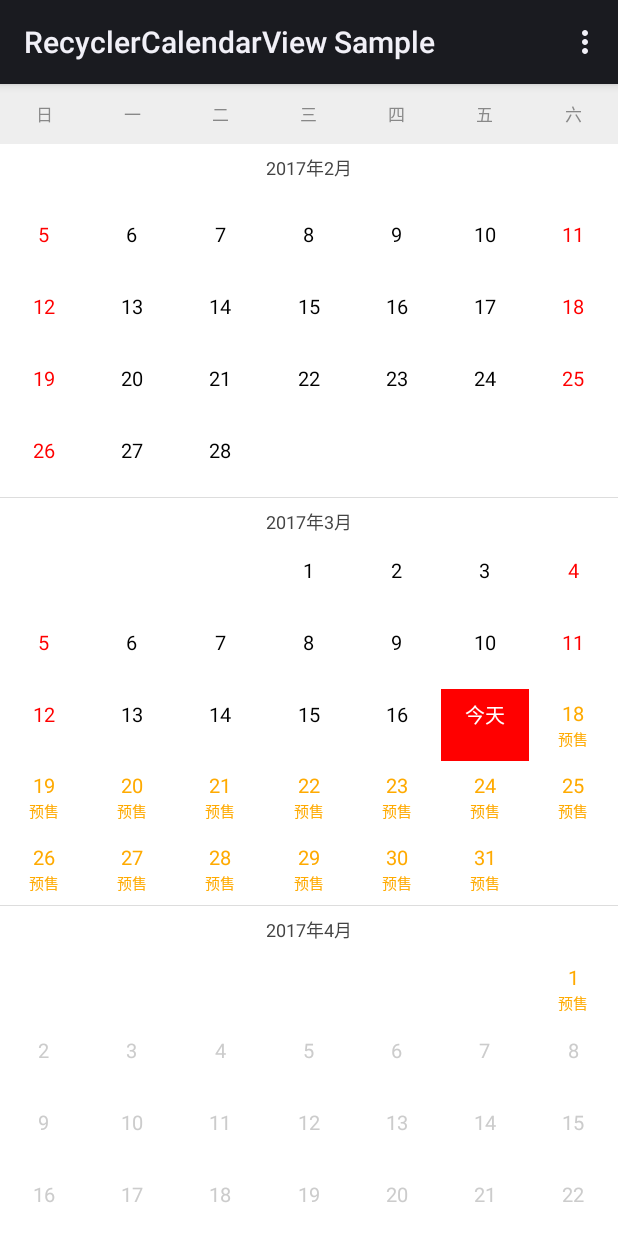
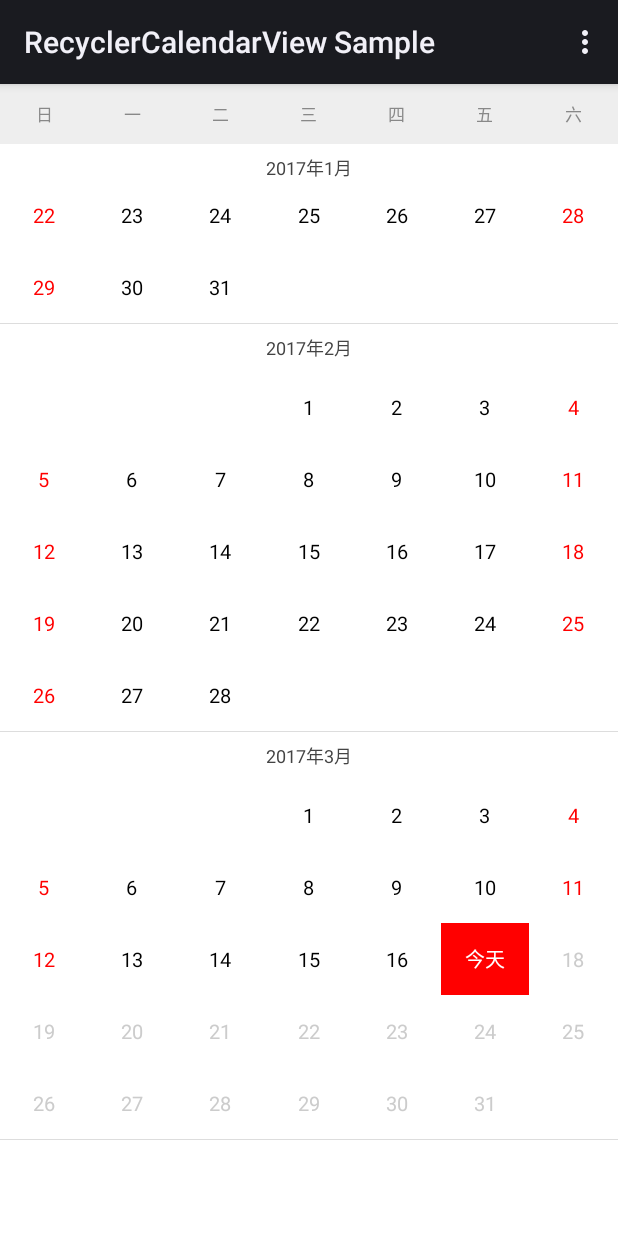
Before and after one commit to ebnbin/Android-RecyclerCalendarView2, an Android app: the screen it shows after launch (MainActivity), on a phone screen of 412 x 824 dp. Run offline under Robolectric (Android 15) with nearby library versions, the phone set to English and light mode, and no system bars.

Commit message:
Remove specials

```diff
--- a/library/src/main/java/com/ebnbin/recyclercalendarview/CalendarAdapter.java
+++ b/library/src/main/java/com/ebnbin/recyclercalendarview/CalendarAdapter.java
@@ -99,9 +99,6 @@ final class CalendarAdapter extends RecyclerView.Adapter implements PinnedHeader
                 dayViewHolder.dayTextView.setText(calendarEntity.dayString);
                 dayViewHolder.dayTextView.setTextColor(calendarEntity.getTextColor());
 
-                dayViewHolder.specialTextView.setText(calendarEntity.specialString);
-                dayViewHolder.specialTextView.setTextColor(calendarEntity.getTextColor());
-
                 break;
             }
         }
@@ -180,13 +177,11 @@ final class CalendarAdapter extends RecyclerView.Adapter implements PinnedHeader
 
     private static final class DayViewHolder extends RecyclerView.ViewHolder {
         public final TextView dayTextView;
-        public final TextView specialTextView;
 
         DayViewHolder(View itemView) {
             super(itemView);
 
             dayTextView = (TextView) itemView.findViewById(R.id.day);
-            specialTextView = (TextView) itemView.findViewById(R.id.special);
         }
     }
 
--- a/library/src/main/java/com/ebnbin/recyclercalendarview/CalendarEntity.java
+++ b/library/src/main/java/com/ebnbin/recyclercalendarview/CalendarEntity.java
@@ -15,10 +15,8 @@ final class CalendarEntity {
     public static List<CalendarEntity> newCalendarData(boolean doubleSelectedMode, int[] todayDate) {
         List<CalendarEntity> calendarData = new ArrayList<>();
 
-        int[] specialDateBefore = Util.addDate(todayDate, doubleSelectedMode ? 0 : Util.getInstance().special_count);
-
-        int yearTo = specialDateBefore[0];
-        int monthTo = specialDateBefore[1];
+        int yearTo = todayDate[0];
+        int monthTo = todayDate[1];
 
         int week = Util.getWeek(new int[]{Util.getInstance().year_from, Util.getInstance().month_from, 1});
         int weekOfFirstDayOfMonth = week;
@@ -42,8 +40,8 @@ final class CalendarEntity {
                 int lastSundayOfMonth = Util.getLastSundayOfMonth(daysOfMonth, weekOfFirstDayOfMonth);
 
                 for (int day = 1; day <= daysOfMonth; day++) {
-                    CalendarEntity dayCalendarEntity = new CalendarEntity(new int[]{year, month, day}, todayDate,
-                            specialDateBefore, week, lastSundayOfMonth, doubleSelectedMode);
+                    CalendarEntity dayCalendarEntity = new CalendarEntity(new int[]{year, month, day}, todayDate, week,
+                            lastSundayOfMonth, doubleSelectedMode);
                     calendarData.add(dayCalendarEntity);
 
                     week = Util.addWeek(week, 1);
@@ -103,11 +101,6 @@ final class CalendarEntity {
     public final int[] date;
 
     /**
-     * 特殊.
-     */
-    public final String special;
-
-    /**
      * 星期.
      */
     public final int week;
@@ -120,10 +113,6 @@ final class CalendarEntity {
      * 是否为现在.
      */
     public final boolean isPresent;
-    /**
-     * 是否为特殊.
-     */
-    public final boolean isSpecial;
     /**
      * 是否为可用.
      */
@@ -146,10 +135,6 @@ final class CalendarEntity {
      * 日字符串.
      */
     public final String dayString;
-    /**
-     * 特殊字符串.
-     */
-    public final String specialString;
 
     /**
      * 选中类型.
@@ -162,39 +147,32 @@ final class CalendarEntity {
     private CalendarEntity(int year, int month, int itemType) {
         this.itemType = itemType;
         this.date = new int[]{year, month, 0};
-        this.special = null;
         this.week = -1;
         this.isToday = false;
         this.isPresent = false;
-        this.isSpecial = false;
         this.isEnabled = false;
         this.isWeekend = false;
         this.isLastSundayOfMonth = false;
         this.monthString = String.format(Util.getInstance().format_month, year, month);
         this.dayString = null;
-        this.specialString = null;
         this.selectedType = SELECTED_TYPE_UNSELECTED;
     }
 
     /**
      * 创建日类型的对象.
      */
-    private CalendarEntity(int[] date, int[] todayDate, int[] specialDateBefore, int week, int lastSundayOfMonth,
-            boolean doubleSelectedMode) {
+    private CalendarEntity(int[] date, int[] todayDate, int week, int lastSundayOfMonth, boolean doubleSelectedMode) {
 
         this.itemType = ITEM_TYPE_DAY;
         this.date = date;
-        this.special = Util.getInstance().special;
         this.week = week;
         this.isToday = Util.isDateEqual(date, todayDate);
         this.isPresent = Util.isDateBefore(date, todayDate, true);
-        this.isSpecial = Util.isDateBetween(date, todayDate, specialDateBefore, false, true);
-        this.isEnabled = isPresent || isSpecial;
+        this.isEnabled = isPresent;
         this.isWeekend = week == 0 || week == 6;
         this.isLastSundayOfMonth = date[2] == lastSundayOfMonth;
         this.monthString = String.format(Util.getInstance().format_month, date[0], date[1]);
         this.dayString = isToday ? Util.getInstance().today : String.valueOf(date[2]);
-        this.specialString = isSpecial ? TextUtils.isEmpty(special) ? "" : special : null;
         this.selectedType = doubleSelectedMode || !isToday ? SELECTED_TYPE_UNSELECTED : SELECTED_TYPE_SELECTED;
     }
 
@@ -204,17 +182,14 @@ final class CalendarEntity {
     private CalendarEntity() {
         this.itemType = ITEM_TYPE_DIVIDER;
         this.date = null;
-        this.special = null;
         this.week = -1;
         this.isToday = false;
         this.isPresent = false;
-        this.isSpecial = false;
         this.isEnabled = false;
         this.isWeekend = false;
         this.isLastSundayOfMonth = false;
         this.monthString = null;
         this.dayString = null;
-        this.specialString = null;
         this.selectedType = SELECTED_TYPE_UNSELECTED;
     }
 
@@ -240,11 +215,6 @@ final class CalendarEntity {
         // 今天.
         if (isToday) {
             return Util.getInstance().text_today;
-        }
-
-        // 特殊.
-        if (isSpecial) {
-            return Util.getInstance().text_special;
         }
 
         // 周末.
--- a/library/src/main/java/com/ebnbin/recyclercalendarview/Util.java
+++ b/library/src/main/java/com/ebnbin/recyclercalendarview/Util.java
@@ -174,16 +174,13 @@ final class Util {
     public final int text_day;
     public final int text_selected;
     public final int text_today;
-    public final int text_special;
     public final int text_weekend;
     public final int text_disabled;
 
     public final int year_from;
     public final int month_from;
-    public final int special_count;
     public final int max_double_selected_count;
 
-    public final String special;
     public final String today;
     public final String format_month;
     public final String format_date;
@@ -197,16 +194,13 @@ final class Util {
         text_day = context.getResources().getColor(R.color.text_day);
         text_selected = context.getResources().getColor(R.color.text_selected);
         text_today = context.getResources().getColor(R.color.text_today);
-        text_special = context.getResources().getColor(R.color.text_special);
         text_weekend = context.getResources().getColor(R.color.text_weekend);
         text_disabled = context.getResources().getColor(R.color.text_disabled);
 
         year_from = context.getResources().getInteger(R.integer.year_from);
         month_from = context.getResources().getInteger(R.integer.month_from);
-        special_count = context.getResources().getInteger(R.integer.special_count);
         max_double_selected_count = context.getResources().getInteger(R.integer.max_double_selected_count);
 
-        special = context.getString(R.string.special);
         today = context.getString(R.string.today);
         format_month = context.getString(R.string.format_month);
         format_date = context.getString(R.string.format_date);
--- a/library/src/main/res/layout/item_day.xml
+++ b/library/src/main/res/layout/item_day.xml
@@ -14,10 +14,5 @@
             android:layout_width="wrap_content"
             android:layout_height="wrap_content"
             android:textSize="@dimen/text_size_day"/>
-        <TextView
-            android:id="@+id/special"
-            android:layout_width="wrap_content"
-            android:layout_height="wrap_content"
-            android:textSize="@dimen/text_size_special"/>
     </LinearLayout>
 </FrameLayout>
--- a/library/src/main/res/values/values.xml
+++ b/library/src/main/res/values/values.xml
@@ -8,16 +8,13 @@
     <color name="text_day">#000</color>
     <color name="text_selected">#fff</color>
     <color name="text_today">#f00</color>
-    <color name="text_special">#fa0</color>
     <color name="text_weekend">#f00</color>
     <color name="text_disabled">#ccc</color>
 
     <integer name="year_from">2011</integer>
     <integer name="month_from">1</integer>
-    <integer name="special_count">15</integer>
     <integer name="max_double_selected_count">90</integer>
 
-    <string name="special">预售</string>
     <string name="today">今天</string>
     <string name="format_month">%1$d年%2$d月</string>
     <string name="format_date">%1$04d-%2$02d-%3$02d</string>
```
